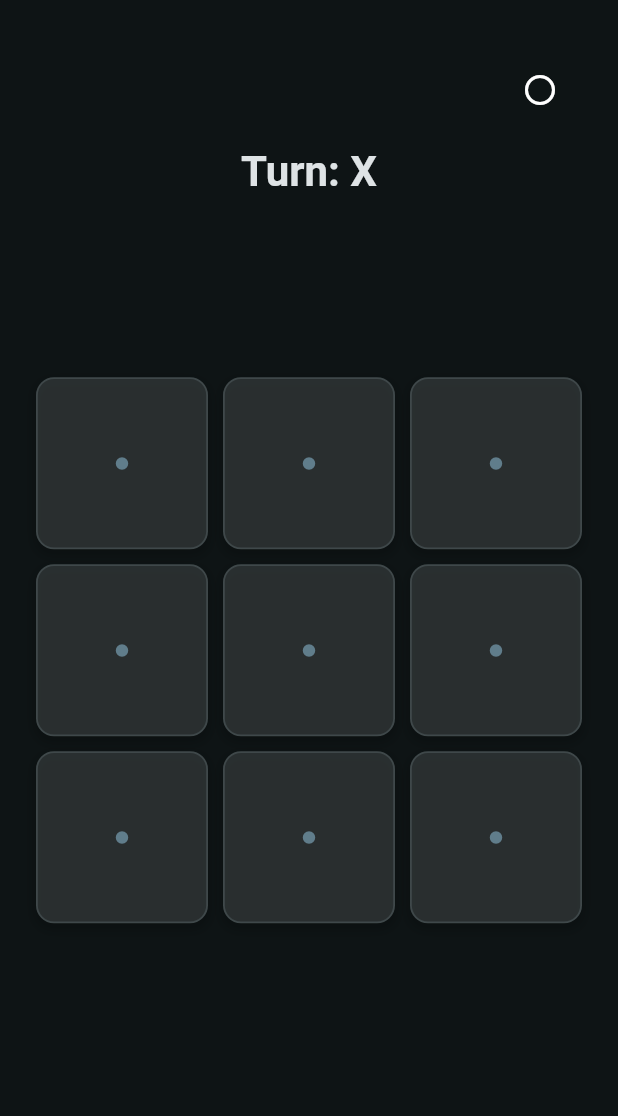
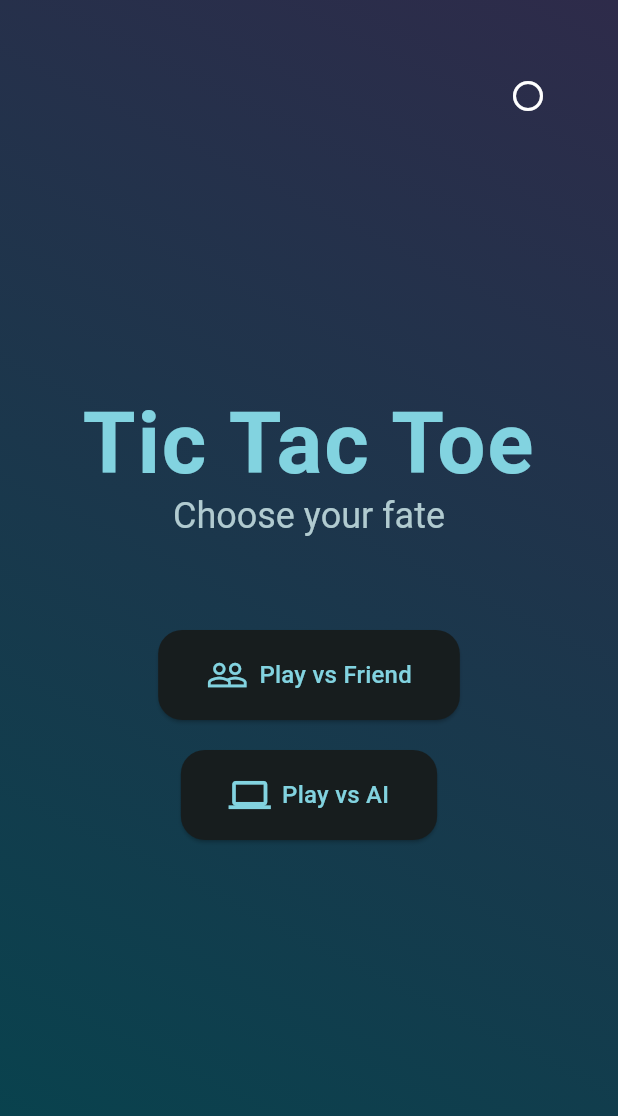
Before and after one commit to Hoardon/tictactoe-betclic, a Flutter app: the screen it shows after launch, on a phone screen of 412 x 824 dp. Shown: the top 1116 px of the screen. Run offline on Flutter 3.47's test engine with Material 3 defaults, Android fonts, the phone set to English and light mode, and no system bars; our stand-ins replace flex_color_scheme, flutter_hooks, freezed_annotation, hooks_riverpod, logger, riverpod_annotation; generated files the repository leaves out were written again.

Commit message:
feat: add animated_gradient_background_widget.dart with new home_page.dart.
- Preparing entry for IA and human mode.

```diff
--- a/lib/src/app.dart
+++ b/lib/src/app.dart
@@ -3,7 +3,7 @@ import 'package:hooks_riverpod/hooks_riverpod.dart';
 import 'package:tictactoebetclic/src/core/theme/dark_theme.dart';
 import 'package:tictactoebetclic/src/core/theme/light_theme.dart';
 import 'package:tictactoebetclic/src/core/theme/theme_controller.dart';
-import 'package:tictactoebetclic/src/presentation/pages/initialization_page.dart';
+import 'package:tictactoebetclic/src/presentation/pages/home_page.dart';
 
 class TicTacToeApp extends ConsumerWidget {
   const TicTacToeApp({super.key});
@@ -17,7 +17,7 @@ class TicTacToeApp extends ConsumerWidget {
 
     return MaterialApp(
       title: 'TicTacToe Betclic',
-      home: const InitializationPage(),
+      home: const HomePage(),
       theme: themeData,
       darkTheme: themeData,
       themeMode: themeMode,
--- /dev/null
+++ b/lib/src/presentation/pages/home_page.dart
@@ -0,0 +1,110 @@
+import 'package:flutter/material.dart';
+import 'package:hooks_riverpod/hooks_riverpod.dart';
+import 'package:tictactoebetclic/src/presentation/widgets/animated_gradient_background_widget.dart';
+import 'package:tictactoebetclic/src/presentation/widgets/brightness_button_widget.dart';
+import 'package:tictactoebetclic/src/presentation/widgets/call_to_action_button_widget.dart';
+
+class HomePage extends StatelessWidget {
+  const HomePage({super.key});
+
+  @override
+  Widget build(BuildContext context) {
+    return const Scaffold(
+      body: Stack(
+        children: [
+          // 1. Animated Gradient Background
+          AnimatedGradientBackground(),
+
+          // 2. Main Content
+          Center(
+            child: SingleChildScrollView(
+              padding: EdgeInsets.all(24.0),
+              child: Column(
+                mainAxisAlignment: MainAxisAlignment.center,
+                crossAxisAlignment: CrossAxisAlignment.center,
+                children: [GameTitle(), SizedBox(height: 60), PlayButtons()],
+              ),
+            ),
+          ),
+
+          // 3. Floating Brightness Button
+          Positioned(top: 40, right: 16, child: BrightnessButton()),
+        ],
+      ),
+    );
+  }
+}
+
+class GameTitle extends StatelessWidget {
+  const GameTitle({super.key});
+
+  @override
+  Widget build(BuildContext context) {
+    final theme = Theme.of(context);
+    return Column(
+      children: [
+        Text(
+          'Tic Tac Toe',
+          style: theme.textTheme.displayLarge?.copyWith(
+            fontWeight: FontWeight.bold,
+            color: theme.colorScheme.primary,
+            letterSpacing: 1.2,
+          ),
+          textAlign: TextAlign.center,
+        ),
+        Text(
+          'Choose your fate',
+          style: theme.textTheme.headlineSmall?.copyWith(
+            color: theme.colorScheme.secondary,
+          ),
+          textAlign: TextAlign.center,
+        ),
+      ],
+    );
+  }
+}
+
+class PlayButtons extends ConsumerWidget {
+  const PlayButtons({super.key});
+
+  @override
+  Widget build(BuildContext context, WidgetRef ref) {
+    final theme = Theme.of(context);
+
+    return Column(
+      children: [
+        CtaButton(
+          onPressed: () {
+            // TODO: Set AI active state to false
+            // ref.read(gameProvider.notifier).setAiActive(false);
+
+            // TODO: Navigate to your game screen
+            // Navigator.of(context).push(MaterialPageRoute(builder: (_) => const GamePage()));
+            ScaffoldMessenger.of(context).showSnackBar(
+              const SnackBar(
+                content: Text('Navigating to Player vs Player...'),
+              ),
+            );
+          },
+          icon: Icons.people_outline,
+          label: 'Play vs Friend',
+        ),
+        const SizedBox(height: 20),
+        CtaButton(
+          onPressed: () {
+            // TODO: Set AI active state to true
+            // ref.read(gameProvider.notifier).setAiActive(true);
+
+            // TODO: Navigate to your game screen
+            // Navigator.of(context).push(MaterialPageRoute(builder: (_) => const GamePage()));
+            ScaffoldMessenger.of(context).showSnackBar(
+              const SnackBar(content: Text('Navigating to Player vs AI...')),
+            );
+          },
+          icon: Icons.computer_outlined,
+          label: 'Play vs AI',
+        ),
+      ],
+    );
+  }
+}
--- /dev/null
+++ b/lib/src/presentation/widgets/animated_gradient_background_widget.dart
@@ -0,0 +1,71 @@
+import 'package:flutter/material.dart';
+import 'package:flutter_hooks/flutter_hooks.dart';
+import 'package:hooks_riverpod/hooks_riverpod.dart';
+import 'package:tictactoebetclic/src/core/theme/theme_controller.dart';
+
+class AnimatedGradientBackground extends HookConsumerWidget {
+  const AnimatedGradientBackground({super.key});
+
+  static final List<List<Color>> _lightColorSets = [
+    [Colors.blue.shade200, Colors.purple.shade200],
+    [Colors.cyan.shade200, Colors.pink.shade200],
+    [Colors.green.shade200, Colors.yellow.shade200],
+  ];
+
+  static final List<List<Color>> _darkColorSets = [
+    [Colors.indigo.shade900, Colors.purple.shade900],
+    [Colors.teal.shade900, Colors.blueGrey.shade900],
+    [Colors.deepPurple.shade900, Colors.pink.shade900],
+  ];
+
+  @override
+  Widget build(BuildContext context, WidgetRef ref) {
+    final controller = useAnimationController(
+      duration: const Duration(seconds: 30),
+    );
+
+    useEffect(() {
+      controller.repeat();
+      return null;
+    }, []);
+
+    final themeMode = ref.watch(themeControllerProvider);
+    final currentPalette =
+    themeMode == ThemeMode.light ? _lightColorSets : _darkColorSets;
+
+    return AnimatedBuilder(
+      animation: controller,
+      builder: (context, child) {
+        final progress = controller.value;
+        final colorSetCount = currentPalette.length;
+
+        final colorSetIndex = (progress * colorSetCount).floor();
+        final nextColorSetIndex = (colorSetIndex + 1) % colorSetCount;
+
+        final setProgress = (progress * colorSetCount) % 1.0;
+
+        final beginColor = currentPalette[colorSetIndex][0];
+        final endColor = currentPalette[nextColorSetIndex][0];
+
+        final interpolatedColor = Color.lerp(beginColor, endColor, setProgress);
+
+        return Container(
+          decoration: BoxDecoration(
+            gradient: LinearGradient(
+              colors: [
+                interpolatedColor ?? beginColor,
+                Color.lerp(
+                    currentPalette[colorSetIndex][1],
+                    currentPalette[nextColorSetIndex][1],
+                    setProgress
+                ) ?? currentPalette[colorSetIndex][1],
+              ],
+              begin: Alignment.bottomLeft,
+              end: Alignment.topRight,
+            ),
+          ),
+        );
+      },
+    );
+  }
+}
```
Also changed, not shown: 1 other file.
